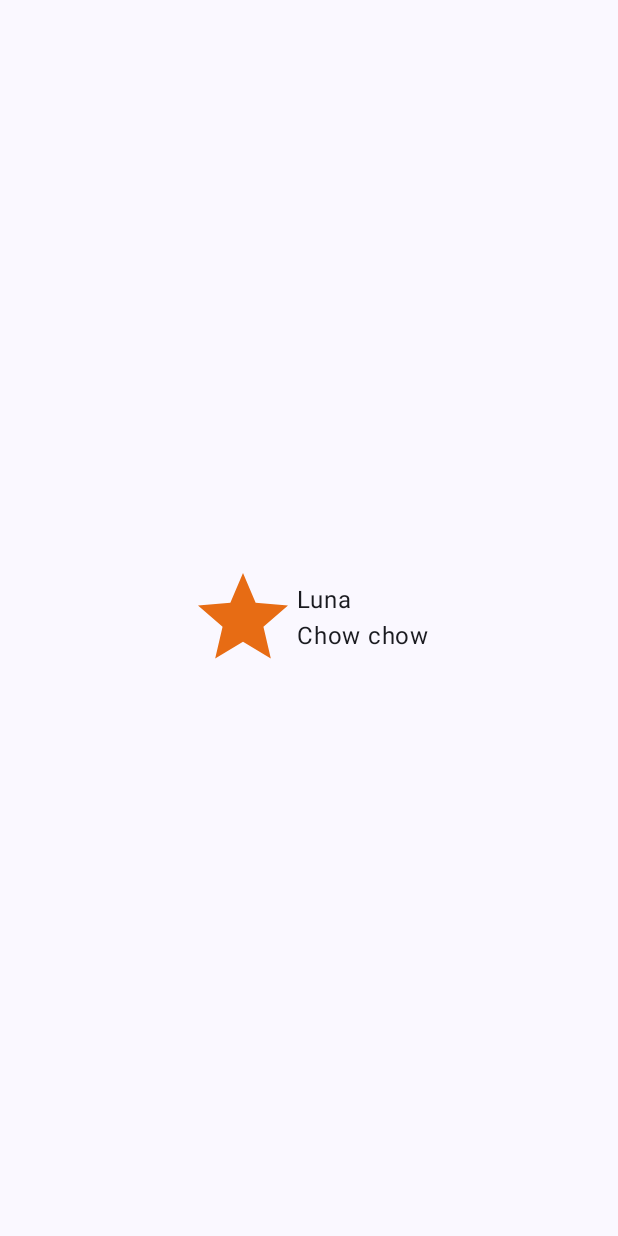
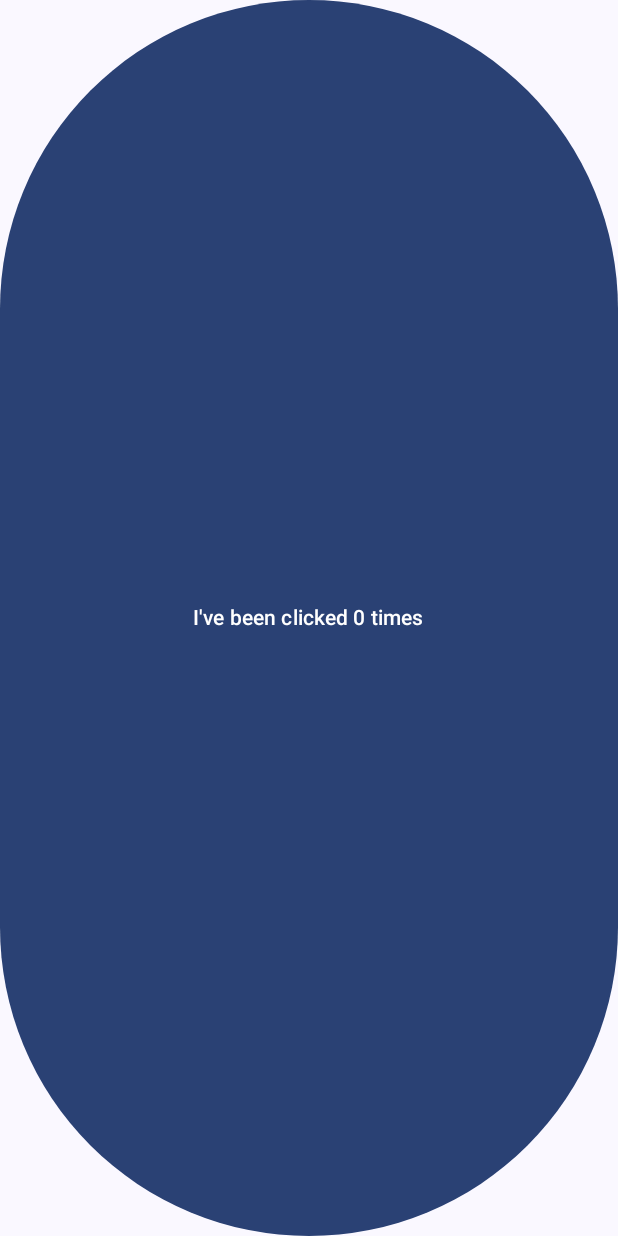
Before and after one commit to alxmart/ComposeDIO, an Android app built with Jetpack Compose: the screen it shows after launch (MainActivity), on a phone screen of 412 x 824 dp. Run offline under Robolectric (Android 15) with nearby library versions, the phone set to English and light mode, and no system bars.

Commit message:
Added example - mutableStateOf

```diff
--- a/app/src/main/java/com/luizafmartinez/composedio/MainActivity.kt
+++ b/app/src/main/java/com/luizafmartinez/composedio/MainActivity.kt
@@ -18,6 +18,10 @@ import androidx.compose.material3.MaterialTheme
 import androidx.compose.material3.Surface
 import androidx.compose.material3.Text
 import androidx.compose.runtime.Composable
+import androidx.compose.runtime.getValue
+import androidx.compose.runtime.mutableStateOf
+import androidx.compose.runtime.remember
+import androidx.compose.runtime.setValue
 import androidx.compose.ui.Alignment
 import androidx.compose.ui.Modifier
 import androidx.compose.ui.Modifier.Companion.foldIn
@@ -40,8 +44,10 @@ class MainActivity : ComponentActivity() {
                     modifier = Modifier.fillMaxSize(),
                     color = MaterialTheme.colorScheme.background
                 ) {
+
                     //Greeting("Android")
                     MainScreen()
+
                 }
             }
         }
@@ -50,8 +56,20 @@ class MainActivity : ComponentActivity() {
 
 @Composable
 fun MainScreen() {
+    //DogCard(dog = Dog("Luna", "Chow chow"))
+    var clicks by remember {  mutableStateOf(0) }
+        ClickCounter(clicks = clicks) {
+            clicks++
+    }
+}
 
-    DogCard(dog = Dog("Luna", "Chow chow"))
+@Composable
+fun ClickCounter(clicks: Int, onClick: () -> Unit) {
+    Button(onClick = onClick) {
+        Text("I've been clicked $clicks times")
+    }
+}
+
 
 /*Column(modifier = Modifier.background(androidx.compose.ui.graphics.Color.Red)) {
     Text(
@@ -75,7 +93,7 @@ fun MainScreen() {
       Text(text= "Confirmar",
            color = androidx.compose.ui.graphics.Color.White )
   }*/
-}
+
 
 data class Dog(
     val name: String,
@@ -84,17 +102,19 @@ data class Dog(
 
 @Composable
 fun DogCard(dog: Dog) {
-    Row(verticalAlignment = Alignment.CenterVertically,
+    Row(
+        verticalAlignment = Alignment.CenterVertically,
         horizontalArrangement = Arrangement.Center,
         modifier = Modifier.fillMaxSize()
     ) {
         Image(
             painter = painterResource(id = R.drawable.star_24),
             contentDescription = null,
-            modifier = Modifier.size(72.dp)
+            modifier = Modifier
+                .size(72.dp)
                 .clip(CircleShape)
         )
-        Column{
+        Column {
             Text(text = dog.name)
             Text(text = dog.breed)
         }
@@ -102,7 +122,6 @@ fun DogCard(dog: Dog) {
     }
 
 }
-
 
 
 @Preview(showBackground = true)
```
Lines whose indentation alone changed are shown as unchanged.
